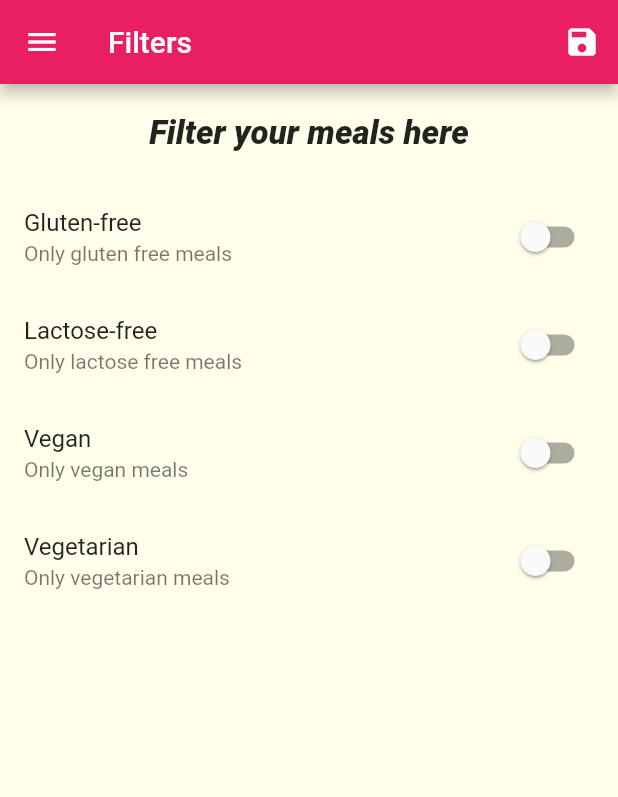
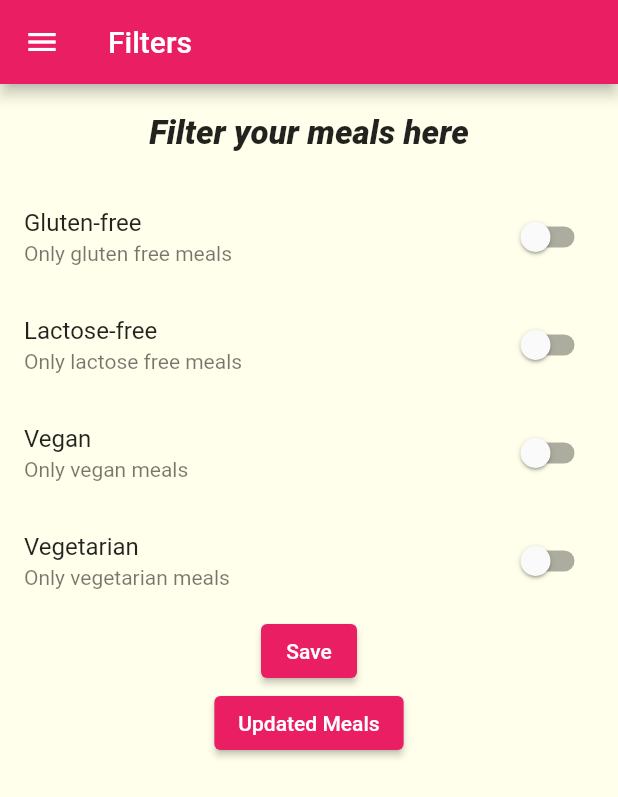
Before and after one commit to sam4300/mealsApp, a Flutter app: the FiltersScreen screen opened by its route, on a phone screen of 412 x 824 dp. Shown: the top 797 px of the screen. Run offline on Flutter 3.47's test engine with Material 2 defaults, Android fonts, the phone set to English and light mode, and no system bars.

Commit message:
Completed meals app

```diff
--- a/lib/screens/category_meals_screen.dart
+++ b/lib/screens/category_meals_screen.dart
@@ -53,7 +53,6 @@ displayedMeals!.removeWhere((meal) => meal.id == id);
                 title: displayedMeals![index].title,
                 duration: displayedMeals![index].duration,
                 imageUrl: displayedMeals![index].imageUrl,
-                removeItem: removeItem,
             );
           },
           itemCount: displayedMeals!.length),
--- a/lib/screens/filters_screen.dart
+++ b/lib/screens/filters_screen.dart
@@ -1,12 +1,13 @@
 import 'package:flutter/material.dart';
 import 'package:meals_flutter/main_drawer.dart';
+import 'package:meals_flutter/screens/categories_screen.dart';
+import 'package:meals_flutter/screens/category_meals_screen.dart';
 
 class FiltersScreen extends StatefulWidget {
   final Function setFilters;
+  final Map<String, bool> currentFilters;
 
-  const FiltersScreen(
-    this.setFilters,
-  );
+  const FiltersScreen(this.setFilters, this.currentFilters);
 
   static const routeName = '/filters-screen';
 
@@ -19,6 +20,16 @@ class _FiltersScreenState extends State<FiltersScreen> {
   var _isLactoseFree = false;
   var _isVegan = false;
   var _isVegetarian = false;
+
+  @override
+  initState() {
+    _isGlutenFree = widget.currentFilters['gluten'] as bool;
+    _isLactoseFree = widget.currentFilters['lactose'] as bool;
+    _isVegan = widget.currentFilters['vegan'] as bool;
+    _isVegetarian = widget.currentFilters['vegetarian'] as bool;
+
+    super.initState();
+  }
 
   Widget _buildSwitchListTile(String title, String subTitle, bool currentValue,
       Function(bool) updateValue) {
@@ -35,20 +46,6 @@ class _FiltersScreenState extends State<FiltersScreen> {
     return Scaffold(
       appBar: AppBar(
         title: Text('Filters'),
-        actions: [
-          IconButton(
-              onPressed: () {
-                final Map<String ,bool> selectedFilters= {
-                    'gluten': _isGlutenFree,
-                    'lactose': _isLactoseFree,
-                    'vegan': _isVegan,
-                    'vegetarian': _isVegetarian,
-                  };
-
-                widget.setFilters(selectedFilters);
-              },
-              icon: Icon(Icons.save))
-        ],
       ),
       drawer: MainDrawer(),
       body: Column(
@@ -86,7 +83,25 @@ class _FiltersScreenState extends State<FiltersScreen> {
             setState(() {
               _isVegetarian = newValue;
             });
-          })
+          }),
+          ElevatedButton(
+              onPressed: () {
+                final Map<String, bool> selectedFilters = {
+                  'gluten': _isGlutenFree,
+                  'lactose': _isLactoseFree,
+                  'vegan': _isVegan,
+                  'vegetarian': _isVegetarian,
+                };
+
+                widget.setFilters(selectedFilters);
+              },
+              child: Text('Save'),),
+          ElevatedButton(
+            onPressed: () {
+              Navigator.of(context).pushNamed('/');
+            },
+            child: Text('Updated Meals'),
+          )
         ],
       ),
     );
```
Also changed, not shown: lib/items/meal_item.dart (+3 -10 lines), lib/main.dart (+36 -13 lines), lib/screens/favorites_screen.dart (+25 -7 lines), lib/screens/meal_details_screen.dart (+10 -6 lines), lib/screens/tabs_screen.dart (+16 -7 lines).
